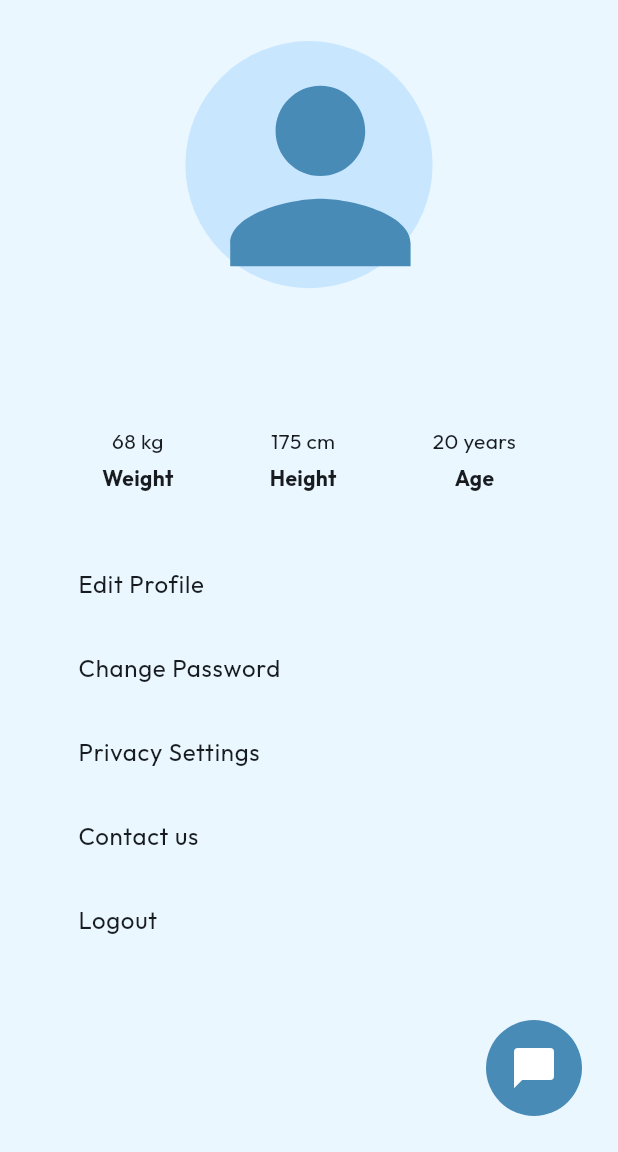
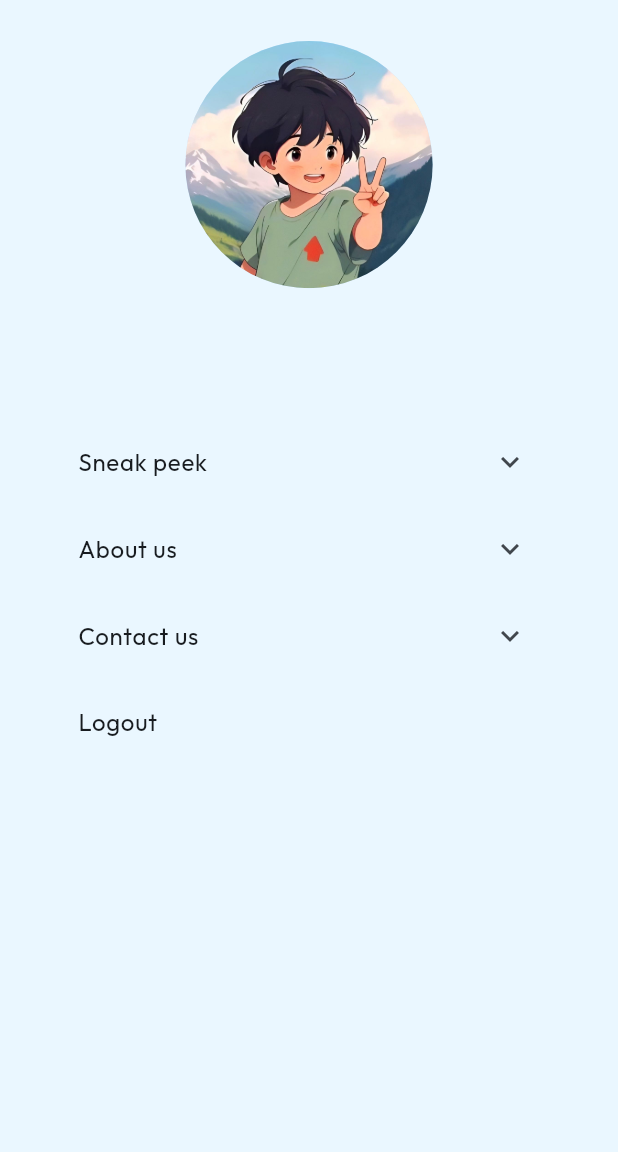
Before and after one commit to Yash-Khattar/Yogzen_app, a Flutter app: the UserProfileScreen screen opened directly, on a phone screen of 412 x 824 dp, the part 84-1236 px from its top. Run offline on Flutter 3.47's test engine with Material 3 defaults, Android fonts, the phone set to English and light mode, and no system bars; our stand-ins replace audioplayers, google_fonts, shared_preferences; missing offline and left inert: dart:ffi, simple_ripple_animation; accounts and stored records are empty; network calls fail.

Commit message:
user profile updated

```diff
--- a/lib/screens/userprofile/userInfo.dart
+++ /dev/null
@@ -1,24 +0,0 @@
-import 'package:flutter/material.dart';
-
-class UserInfoItem extends StatelessWidget {
-  final String label;
-  final String value;
-
-  UserInfoItem({required this.label, required this.value});
-
-  @override
-  Widget build(BuildContext context) {
-    return Column(
-      children: [
-        Text(value),
-        SizedBox(height: 5.0),
-        Text(
-          label,
-          style: TextStyle(
-            fontWeight: FontWeight.bold,
-          ),
-        ),
-      ],
-    );
-  }
-}
--- a/lib/screens/userprofile/userProfileButtons.dart
+++ b/lib/screens/userprofile/userProfileButtons.dart
@@ -9,6 +9,34 @@ class UserProfileButtons extends StatelessWidget {
 
   UserProfileButtons({required this.title, required this.onPressed});
 
+  void showLogoutConfirmationDialog(BuildContext context) {
+    showDialog(
+      context: context,
+      builder: (BuildContext context) {
+        return AlertDialog(
+          title: Text('Logout'),
+          content: Text('Are you sure you want to logout?'),
+          actions: <Widget>[
+            TextButton(
+              onPressed: () {
+                Navigator.of(context).pop();
+              },
+              child: Text('No'),
+            ),
+            TextButton(
+              onPressed: () {
+                AuthServices().clearSharedPrefs();
+                Navigator.pushNamedAndRemoveUntil(
+                    context, WelcomeScreen.routeName, (route) => false);
+              },
+              child: Text('Yes'),
+            ),
+          ],
+        );
+      },
+    );
+  }
+
   @override
   Widget build(BuildContext context) {
     return SingleChildScrollView(
@@ -17,28 +45,30 @@ class UserProfileButtons extends StatelessWidget {
         child: Column(
           crossAxisAlignment: CrossAxisAlignment.start,
           children: <Widget>[
-            ListTile(
-              title: Text('Edit Profile'),
-              onTap: onPressed,
+            ExpansionTile(
+              title: Text('Sneak peek'),
+              children: [
+                Text(
+                  'We are working on a ML Model to detect yoga poses, which further can be improved to correct posture, making sure yoga is practiced in correct form. Users can search for Yoga, Diet and complete plan to cure diseases like Backpain, Arthritis, Insomnia etc. We are also planning to introduce a vibrant community section for an enriching experience that goes beyond individual journeys, building a community united by the love for yoga and guided by the wisdom of experienced yog gurus. Stay tuned!'
+                )
+              ],
             ),
-            ListTile(
-              title: Text('Change Password'),
-              onTap: onPressed,
+            ExpansionTile(
+              title: Text('About us'),
+              children: [
+                Text('The dynamic trio behind YogZen: Harsh Tiwari, Yash Khattar and Dhairya Arora, Fueled by passion and driven by innovation. We are crafting an app that transcends boundaries, blending technology with the art of yoga. Join us on a transformative journey, where our dedication harmonizes with your wellness goals. Together, lets redefine tranquility in the digital age.')
+              ],
             ),
-            ListTile(
-              title: Text('Privacy Settings'),
-              onTap: onPressed,
-            ),
-            ListTile(
+            ExpansionTile(
               title: Text('Contact us'),
-              onTap: onPressed,
+              children: [
+                Text('Feel free to reach out to us at yogzen.app@gmail.com with any queries, suggestions, or feedback. We value your thoughts and are here to assist you on your yoga journey!')
+              ],
             ),
             ListTile(
               title: Text('Logout'),
               onTap: () {
-                AuthServices().clearSharedPrefs();
-                Navigator.pushNamedAndRemoveUntil(
-                    context, WelcomeScreen.routeName, (route) => false);
+                showLogoutConfirmationDialog(context);
               },
             ),
           ],
--- a/lib/screens/userprofile/user_profile.dart
+++ b/lib/screens/userprofile/user_profile.dart
@@ -2,7 +2,6 @@ import 'package:flutter/material.dart';
 import 'package:provider/provider.dart';
 import 'package:yogzen/global/color.dart';
 import 'package:yogzen/providers/user_provider.dart';
-import 'package:yogzen/screens/userprofile/userInfo.dart';
 import 'package:yogzen/screens/userprofile/userProfileButtons.dart';
 
 import '../chatbot.dart/chatbot.dart';
@@ -36,12 +35,7 @@ class _UserProfileScreenState extends State<UserProfileScreen> {
               SizedBox(height: height * 0.015),
               Center(
                 child: CircleAvatar(
-                  child: Icon(
-                    Icons.person,
-                    color: kdarkBlue,
-                    size: 180,
-                  ),
-                  //backgroundImage: AssetImage('assets/logo.png'),
+                  backgroundImage: AssetImage('assets/UserImage.jpeg'),
                   radius: height * 0.1,
                 ),
               ),
@@ -66,19 +60,7 @@ class _UserProfileScreenState extends State<UserProfileScreen> {
                   ),
                 ),
               ),
-              SizedBox(height: 5,),
-
-              Padding(
-                padding: const EdgeInsets.all(16.0),
-                child: Row(
-                mainAxisAlignment: MainAxisAlignment.spaceAround,
-                children: [
-            UserInfoItem(label: 'Weight', value: '68 kg'),
-            UserInfoItem(label: 'Height', value: '175 cm'),
-            UserInfoItem(label: 'Age', value: '20 years'),
-            ],
-            ),
-            ),
+            //SizedBox(height: 10,),
 
             UserProfileButtons(title: '', onPressed: () {}),
 
@@ -86,26 +68,6 @@ class _UserProfileScreenState extends State<UserProfileScreen> {
           ),
           )
       ),
-      Positioned(
-          bottom: 24,
-          right: 24,
-          child: InkWell(
-            onTap: () => Navigator.of(context).push(
-              BottomToTopPageRouteBuilder(
-                page: ChatScreen(),
-              ),
-            ),
-            child: CircleAvatar(
-              backgroundColor: kdarkBlue,
-              radius: 32,
-              child: Icon(
-                Icons.messenger_rounded,
-                color: Colors.white,
-                size: 32,
-              ),
-            ),
-          ),
-        ),
     ] );
   }
 }
```
Also changed, not shown: assets/UserImage.jpeg (added).
